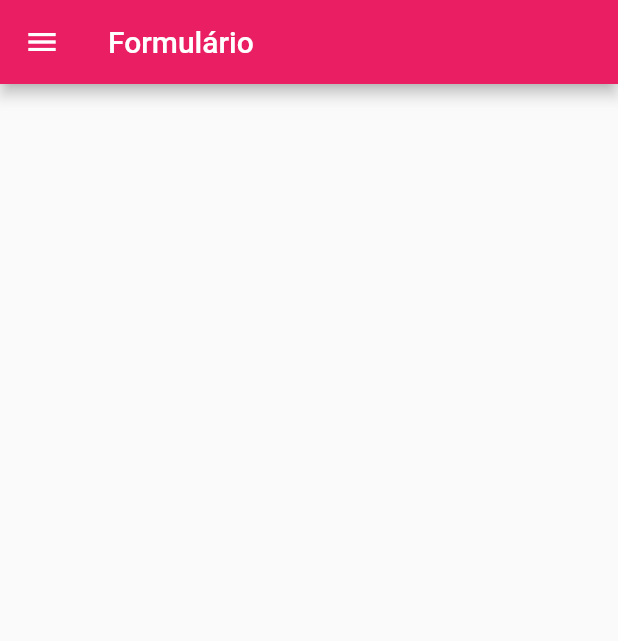
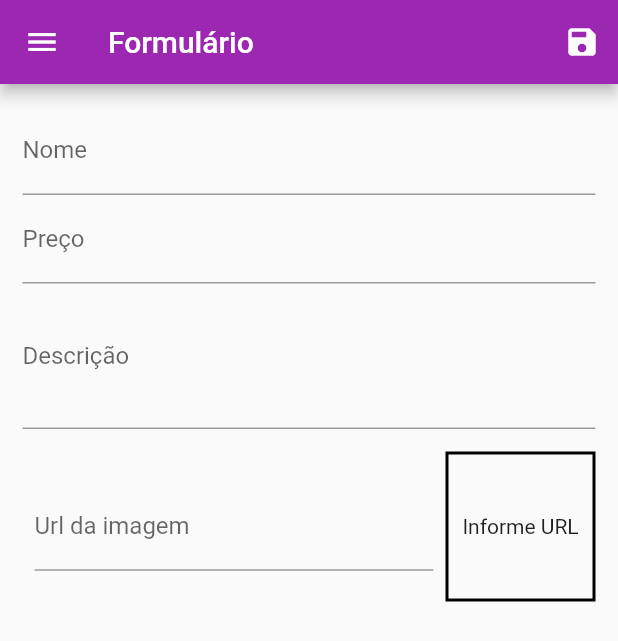
Before and after one commit to LennondeBem/ProjetoShop_Flutter, a Flutter app: the ProductFormPage screen opened by its route, on a phone screen of 412 x 824 dp. Shown: the top 641 px of the screen. Run offline on Flutter 3.47's test engine with Material 2 defaults, Android fonts, the phone set to English and light mode, and no system bars; our stand-ins replace photo_view; network calls fail.

```diff
--- a/lib/main.dart
+++ b/lib/main.dart
@@ -31,7 +31,7 @@ class MyApp extends StatelessWidget {
           title: 'Minha loja',
           theme: ThemeData(
 
-      primarySwatch: Colors.pink,
+      primarySwatch: Colors.purple,
       accentColor: Colors.deepOrange,
 
       visualDensity: VisualDensity.adaptivePlatformDensity,
--- a/lib/views/product_form_page.dart
+++ b/lib/views/product_form_page.dart
@@ -1,4 +1,5 @@
 import 'package:flutter/material.dart';
+import 'package:flutter/services.dart';
 import 'package:shop/widgets/drawer.dart';
 
 class ProductFormPage extends StatefulWidget {
@@ -9,13 +10,110 @@ class ProductFormPage extends StatefulWidget {
 }
 
 class _ProductFormPageState extends State<ProductFormPage> {
+
+ final _priceFocus = FocusNode();
+ final _descriptionFocus = FocusNode();
+ final _imageUrlFocus = FocusNode();
+ final _imageController = TextEditingController();
+
+
+
+  @override
+  void initState() {
+    _imageController.addListener(()=>setState((){}));
+    super.initState();
+  }
+
+  @override
+  void dispose() {
+    _priceFocus.dispose();
+    _descriptionFocus.dispose();
+    _imageUrlFocus.dispose();
+    _imageController.removeListener(()=>setState((){}));
+    super.dispose();
+  }
+
+  void submitedForm(){
+    print('Formulário submetido');
+  }
+
   @override
   Widget build(BuildContext context) {
     return Scaffold(
       drawer: AppDrawer(),
       appBar: AppBar(
+        actions: [
+          IconButton(
+            icon: Icon(Icons.save),
+            onPressed:(){
+              submitedForm();
+              })
+        ],
         title: Text("Formulário")
-      )
+      ),
+      body: Padding(
+        padding: const EdgeInsets.all(15),
+        child: Form(
+          child: ListView(
+        children: [
+          TextFormField(
+            decoration: InputDecoration(labelText: 'Nome'),
+            textInputAction: TextInputAction.next,
+            onFieldSubmitted: (_) {
+              FocusScope.of(context).requestFocus(_priceFocus);
+            },
+          ),
+          TextFormField(
+            decoration: InputDecoration(labelText: 'Preço'),
+            textInputAction: TextInputAction.next,
+            keyboardType: TextInputType.number,
+            focusNode: _priceFocus,
+            onFieldSubmitted: (_) {
+              FocusScope.of(context).requestFocus(_descriptionFocus);
+            },
+          ),
+           TextFormField(
+            decoration: InputDecoration(labelText: 'Descrição'),
+            textInputAction: TextInputAction.next,
+            keyboardType: TextInputType.multiline,
+            maxLines: 3,
+            focusNode: _descriptionFocus,
+          ),
+          SizedBox(height: 15),
+          Row(
+            children: [
+              Expanded(
+                              child: Padding(
+                                padding: const EdgeInsets.all(8.0),
+                                child: TextFormField(
+                  decoration: InputDecoration(labelText: 'Url da imagem'),
+                  textInputAction: TextInputAction.done,
+                  keyboardType: TextInputType.url,
+                  focusNode: _imageUrlFocus,
+                  controller: _imageController,
+                  onFieldSubmitted: (_)=> submitedForm(),
+                ),
+                              ),
+              ),
+              Container(
+                height: 100,
+                width: 100,
+                decoration: BoxDecoration(
+                  border: Border.all(width: 2)
+                ),
+                child: _imageController.text.isEmpty? Center(child: Text('Informe URL')):
+                 FittedBox(
+                   child: Image.network(_imageController.text),
+                   fit: BoxFit.cover,
+                   ),
+
+              )
+            ],
+          )
+        ],
+          )
+          ),
+      ) ,
     );
   }
 }
--- a/lib/widgets/drawer.dart
+++ b/lib/widgets/drawer.dart
@@ -43,7 +43,7 @@ class AppDrawer extends StatelessWidget {
              )
              ),
            decoration: BoxDecoration(
-                  color: Colors.pink,
+                  color: Theme.of(context).primaryColor,
                   ),
            ),
           Padding(
--- a/lib/widgets/product_item.dart
+++ b/lib/widgets/product_item.dart
@@ -25,11 +25,11 @@ class ProductItem extends StatelessWidget {
       child: Row(
         children: [
           IconButton(
-            icon: Icon(Icons.edit),
+            icon: Icon(Icons.edit, color: Theme.of(context).primaryColor,),
              onPressed: (){}
              ),
              IconButton(
-            icon: Icon(Icons.delete),
+            icon: Icon(Icons.delete, color: Theme.of(context).errorColor,),
              onPressed: (){}
              ),
         ],
```
